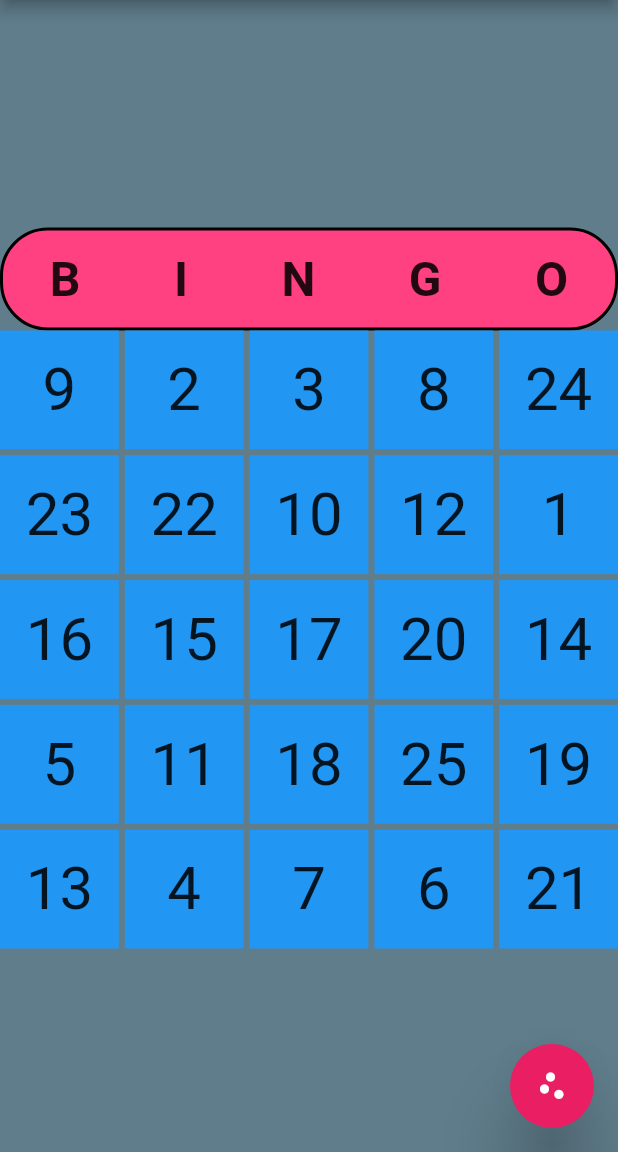
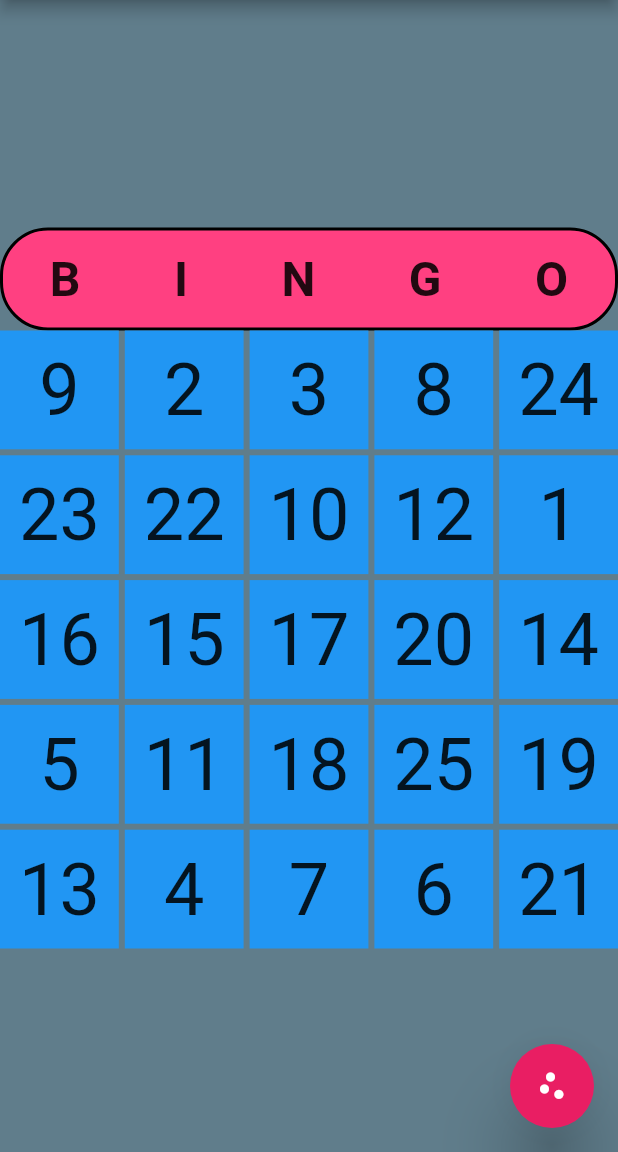
Before and after one commit to Rishabh510/Bingo-game, a Flutter app: the screen it shows after launch, on a phone screen of 412 x 824 dp, the part 84-1236 px from its top. Run offline on Flutter 3.47's test engine with Material 2 defaults, Android fonts, the phone set to English and light mode, and no system bars; our stand-ins replace google_fonts.

Commit message:
added auto detect lines functionality

```diff
--- a/lib/screens/game.dart
+++ b/lib/screens/game.dart
@@ -1,3 +1,4 @@
+import 'package:flutter/cupertino.dart';
 import 'package:flutter/material.dart';
 import 'package:bingoapp/models/numbers.dart';
 import 'package:provider/provider.dart';
@@ -22,7 +23,12 @@ class Game extends StatelessWidget {
                   Container(
                     color: Colors.white,
                     height: 16,
-                    width: (obj.progress <= 5) ? obj.progress * (MediaQuery.of(context).size.width / 5) : MediaQuery.of(context).size.width,
+                    width: (obj.progress < 5) ? obj.progress * (MediaQuery.of(context).size.width / 5) : MediaQuery.of(context).size.width,
+                    child: AnimatedContainer(
+                      curve: Curves.bounceIn,
+                      duration: Duration(seconds: 2),
+                      child: (obj.progress >= 5) ? Text('You Won') : Text(''),
+                    ),
                   ),
                 ],
               ),
@@ -61,8 +67,8 @@ class Game extends StatelessWidget {
                     onTap: () {
                       obj.cross(i);
                       obj.updateLists(i);
-                      print('dLeft: ${obj.dLeft}');
-                      print('dRight: ${obj.dRight}');
+//                      print('dLeft: ${obj.dLeft}');
+//                      print('dRight: ${obj.dRight}');
 //                      print(obj.r1);
 //                      print(obj.r2);
 //                      print(obj.r3);
@@ -73,15 +79,17 @@ class Game extends StatelessWidget {
 //                      print(obj.c3);
 //                      print(obj.c4);
 //                      print(obj.c5);
-                      print('Progress: ${obj.progress}');
+//                      print('Progress: ${obj.progress}');
                     },
                     child: Container(
-                      color: (!obj.isCrossed[i]) ? Colors.blue : Colors.red,
+                      color: (!obj.isCrossed[i]) ? Colors.blue : Colors.deepPurpleAccent,
                       child: Center(
                         child: Text(
                           '${obj.numbers[i]}',
                           style: TextStyle(
-                            fontSize: 40,
+                            fontSize: 48,
+                            decoration: (obj.isCrossed[i]) ? TextDecoration.lineThrough : TextDecoration.none,
+                            decorationColor: Colors.red,
                           ),
                         ),
                       ),
```
Also changed, not shown: lib/models/numbers.dart (+13 -1 lines).
